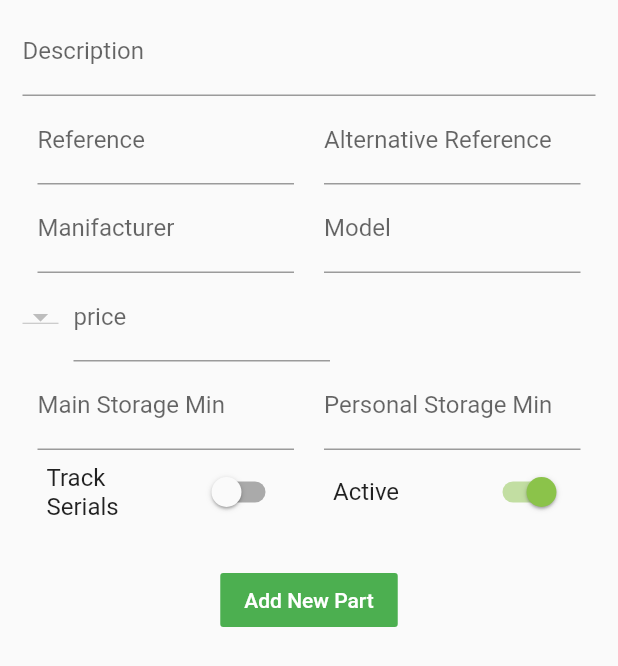
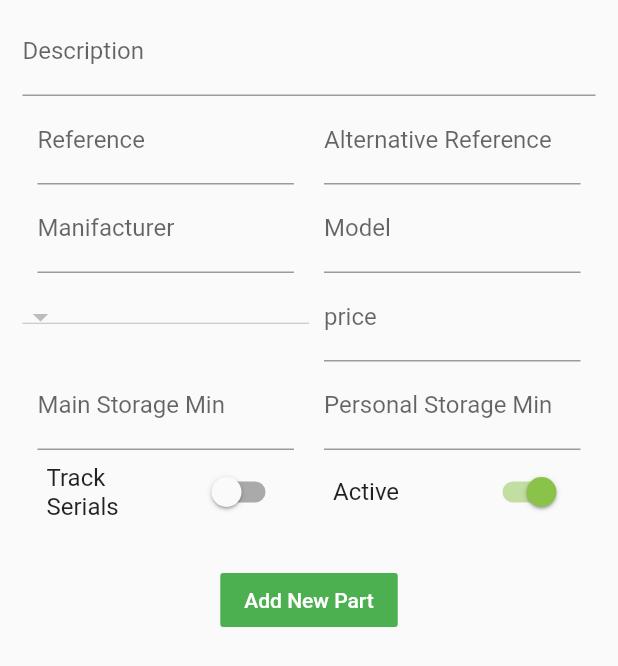
Before and after one commit to Asafvm/project_ts_2020, a Flutter app: the AddPartForm widget shown alone on an empty page, opened directly, on a phone screen of 412 x 824 dp. Shown: the top 666 px of the screen. Run offline on Flutter 3.47's test engine with Material 2 defaults, Android fonts, the phone set to English and light mode, and no system bars; our stand-ins replace cloud_firestore, cloud_functions, file_picker, firebase_auth, firebase_storage, google_sign_in and 1 more; missing offline and left inert: dart:ffi, flutter_auth_buttons, flutter_pdfview, positioned_tap_detector; accounts and stored records are empty.

Commit message:
add part form

```diff
--- a/lib/widgets/add_part_form.dart
+++ b/lib/widgets/add_part_form.dart
@@ -2,6 +2,7 @@ import 'package:cloud_firestore/cloud_firestore.dart';
 import 'package:flutter/material.dart';
 import 'package:flutter/services.dart';
 import 'package:provider/provider.dart';
+import 'package:teamshare/models/device.dart';
 import 'package:teamshare/models/part.dart';
 import 'package:teamshare/providers/firebase_firestore_provider.dart';
 
@@ -46,8 +47,7 @@ class _AddPartFormState extends State<AddPartForm> {
 
   @override
   Widget build(BuildContext context) {
-    final deviceList =
-        Provider.of<List<DocumentSnapshot>>(context, listen: true);
+    final deviceList = Provider.of<List<Device>>(context, listen: true);
     return _uploading
         ? Center(
             child: Padding(
@@ -114,13 +114,14 @@ class _AddPartFormState extends State<AddPartForm> {
                   ),
                   Row(
                     children: <Widget>[
-                      Flexible(
+                      Expanded(
                         flex: 3,
                         child: DropdownButton(
                             items: deviceList
-                                .map((e) =>
-                                    DropdownMenuItem(child: e['codeName']))
+                                .map((e) => DropdownMenuItem(
+                                    child: Text(e.getCodeName())))
                                 .toList(),
+                            //TODO: update value
                             onChanged: (val) {}),
                       ),
                       // _buildTextFormField(
```
